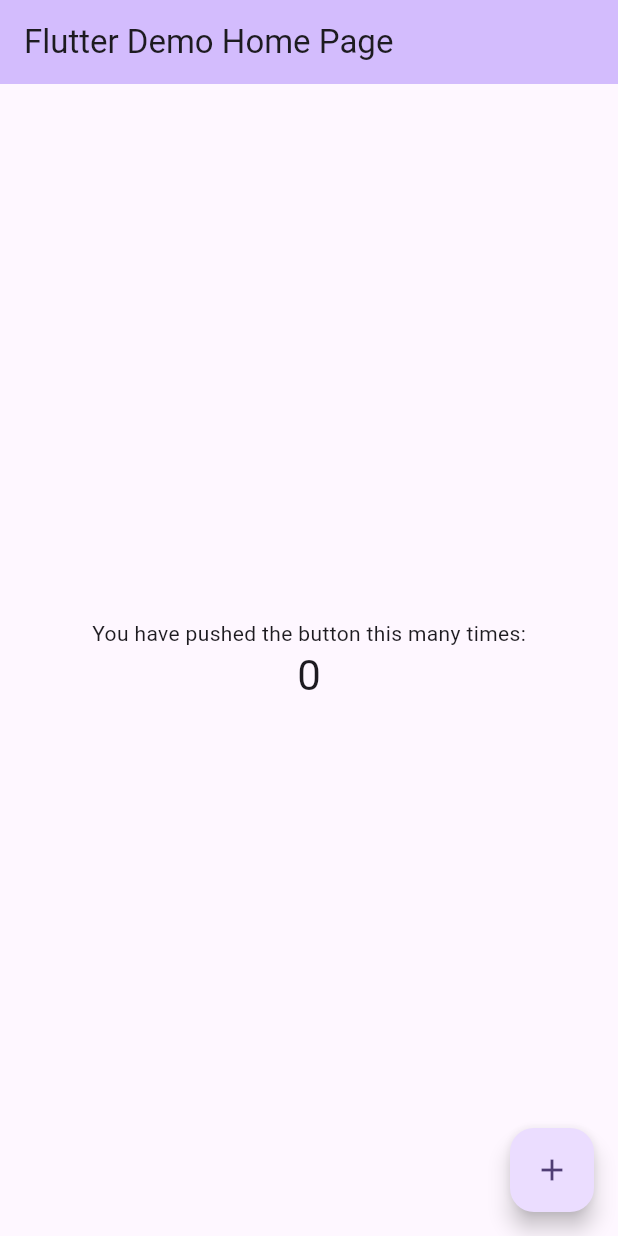
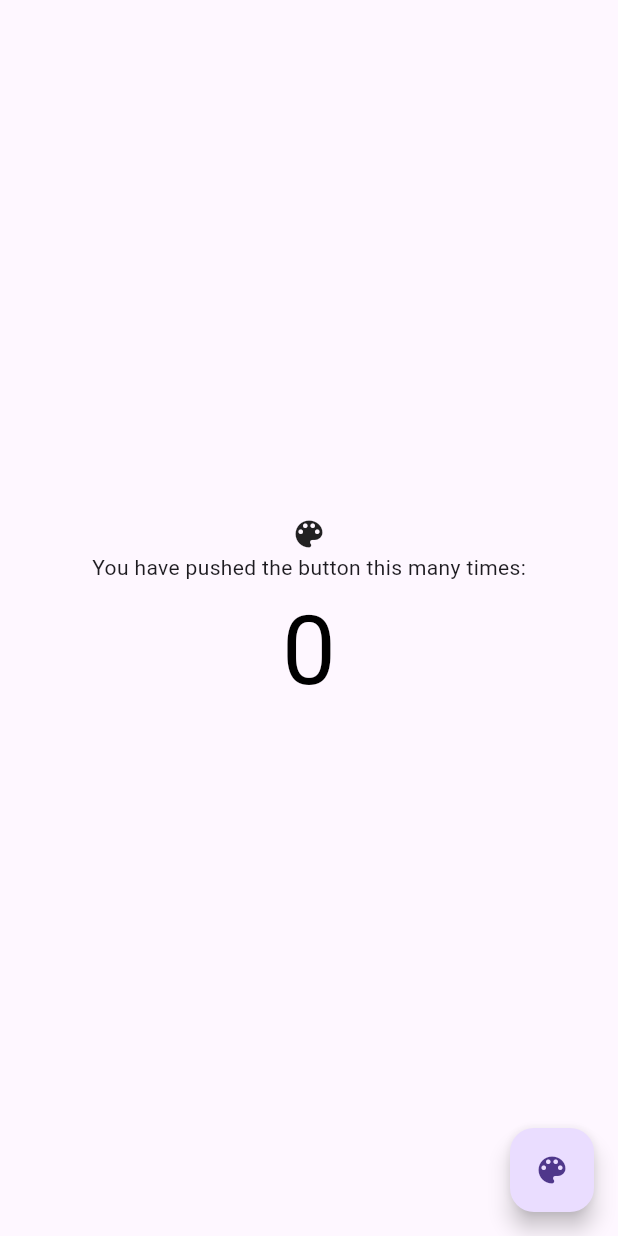
Before and after one commit to yambaru-hackathon/motoki_higa_homework, a Flutter app: the screen it shows after launch, on a phone screen of 412 x 824 dp. Run offline on Flutter 3.47's test engine with Material 3 defaults, Android fonts, the phone set to English and light mode, and no system bars; our stand-ins replace flutter_riverpod, riverpod_annotation; generated files the repository leaves out were written again.

```diff
--- a/lib/main.dart
+++ b/lib/main.dart
@@ -1,125 +1,98 @@
 import 'package:flutter/material.dart';
+import 'package:flutter_riverpod/flutter_riverpod.dart';
+import 'package:main/counter.dart';
+import 'package:main/random_color.dart';
 
 void main() {
-  runApp(const MyApp());
+  runApp(const ProviderScope(child: const MyApp()));
 }
 
 class MyApp extends StatelessWidget {
   const MyApp({super.key});
 
-  // This widget is the root of your application.
   @override
   Widget build(BuildContext context) {
     return MaterialApp(
-      title: 'Flutter Demo',
-      theme: ThemeData(
-        // This is the theme of your application.
-        //
-        // TRY THIS: Try running your application with "flutter run". You'll see
-        // the application has a purple toolbar. Then, without quitting the app,
-        // try changing the seedColor in the colorScheme below to Colors.green
-        // and then invoke "hot reload" (save your changes or press the "hot
-        // reload" button in a Flutter-supported IDE, or press "r" if you used
-        // the command line to start the app).
-        //
-        // Notice that the counter didn't reset back to zero; the application
-        // state is not lost during the reload. To reset the state, use hot
-        // restart instead.
-        //
-        // This works for code too, not just values: Most code changes can be
-        // tested with just a hot reload.
-        colorScheme: ColorScheme.fromSeed(seedColor: Colors.deepPurple),
-        useMaterial3: true,
-      ),
-      home: const MyHomePage(title: 'Flutter Demo Home Page'),
+      home: MyHomePage(),
     );
   }
 }
 
-class MyHomePage extends StatefulWidget {
-  const MyHomePage({super.key, required this.title});
-
-  // This widget is the home page of your application. It is stateful, meaning
-  // that it has a State object (defined below) that contains fields that affect
-  // how it looks.
-
-  // This class is the configuration for the state. It holds the values (in this
-  // case the title) provided by the parent (in this case the App widget) and
-  // used by the build method of the State. Fields in a Widget subclass are
-  // always marked "final".
-
-  final String title;
-
-  @override
-  State<MyHomePage> createState() => _MyHomePageState();
-}
-
-class _MyHomePageState extends State<MyHomePage> {
-  int _counter = 0;
-
-  void _incrementCounter() {
-    setState(() {
-      // This call to setState tells the Flutter framework that something has
-      // changed in this State, which causes it to rerun the build method below
-      // so that the display can reflect the updated values. If we changed
-      // _counter without calling setState(), then the build method would not be
-      // called again, and so nothing would appear to happen.
-      _counter++;
-    });
-  }
-
+class MyHomePage extends StatelessWidget{
   @override
   Widget build(BuildContext context) {
-    // This method is rerun every time setState is called, for instance as done
-    // by the _incrementCounter method above.
-    //
-    // The Flutter framework has been optimized to make rerunning build methods
-    // fast, so that you can just rebuild anything that needs updating rather
-    // than having to individually change instances of widgets.
-    return Scaffold(
-      appBar: AppBar(
-        // TRY THIS: Try changing the color here to a specific color (to
-        // Colors.amber, perhaps?) and trigger a hot reload to see the AppBar
-        // change color while the other colors stay the same.
-        backgroundColor: Theme.of(context).colorScheme.inversePrimary,
-        // Here we take the value from the MyHomePage object that was created by
-        // the App.build method, and use it to set our appbar title.
-        title: Text(widget.title),
-      ),
+    return  const Scaffold(
       body: Center(
-        // Center is a layout widget. It takes a single child and positions it
-        // in the middle of the parent.
         child: Column(
-          // Column is also a layout widget. It takes a list of children and
-          // arranges them vertically. By default, it sizes itself to fit its
-          // children horizontally, and tries to be as tall as its parent.
-          //
-          // Column has various properties to control how it sizes itself and
-          // how it positions its children. Here we use mainAxisAlignment to
-          // center the children vertically; the main axis here is the vertical
-          // axis because Columns are vertical (the cross axis would be
-          // horizontal).
-          //
-          // TRY THIS: Invoke "debug painting" (choose the "Toggle Debug Paint"
-          // action in the IDE, or press "p" in the console), to see the
-          // wireframe for each widget.
           mainAxisAlignment: MainAxisAlignment.center,
           children: <Widget>[
-            const Text(
+            Icon(IconData(0xe17c, fontFamily: 'MaterialIcons')),
+            Text(
               'You have pushed the button this many times:',
             ),
-            Text(
-              '$_counter',
-              style: Theme.of(context).textTheme.headlineMedium,
-            ),
+            CounterText(),
           ],
         ),
       ),
-      floatingActionButton: FloatingActionButton(
-        onPressed: _incrementCounter,
-        tooltip: 'Increment',
-        child: const Icon(Icons.add),
-      ), // This trailing comma makes auto-formatting nicer for build methods.
+      floatingActionButton: Buttons(),
     );
   }
 }
+
+class CounterText extends ConsumerWidget {
+  const CounterText({super.key});
+
+  @override
+  Widget build(BuildContext context, WidgetRef ref) {
+    final int counter = ref.watch(counterProvider);
+    final Color color = ref.watch(randomColorProvider);
+
+    return Text(
+      '$counter',
+      style: TextStyle(color: color, fontSize: 64),
+    );
+  }
+}
+
+class Buttons extends ConsumerWidget {
+  const Buttons({super.key});
+
+  @override
+  Widget build(BuildContext context, WidgetRef ref) {
+    return Row(
+        mainAxisAlignment: MainAxisAlignment.end,
+        children: [
+          FloatingActionButton(
+            onPressed: (){
+              ref.read(randomColorProvider.notifier).randomColor();
+            },
+            child: const Icon(Icons.color_lens),
+          ),
+          // FloatingActionButton(
+          //   onPressed: (){
+          //     ref.read(counterProvider.notifier).resetCounter();
+          //   },
+          //   child: const Icon(Icons.exposure_zero),
+          // ),
+          // FloatingActionButton(
+          //   onPressed: (){
+          //     ref.read(counterProvider.notifier).decrementCounter();
+          //   },
+          //   child: const Icon(Icons.remove),
+          // ),
+          // FloatingActionButton(
+          //   onPressed: (){
+          //     ref.read(counterProvider.notifier).incrementCounter();
+          //   },
+          //   child: const Icon(Icons.add),
+          // ),
+          // FloatingActionButton(
+          //   onPressed: (){
+          //     ref.read(counterProvider.notifier).multiplyCounter();
+          //   },
+          //   child: const Icon(Icons.close),
+          //),
+        ],
+      );
+  }
+}
```
Also changed, not shown: lib/counter.dart (added, +26 -0 lines), lib/random_color.dart (added, +18 -0 lines), pubspec.yaml (+10 -67 lines), lib/counter.g.dart (added), lib/random_color.g.dart (added), pubspec.lock, 1 other file.
